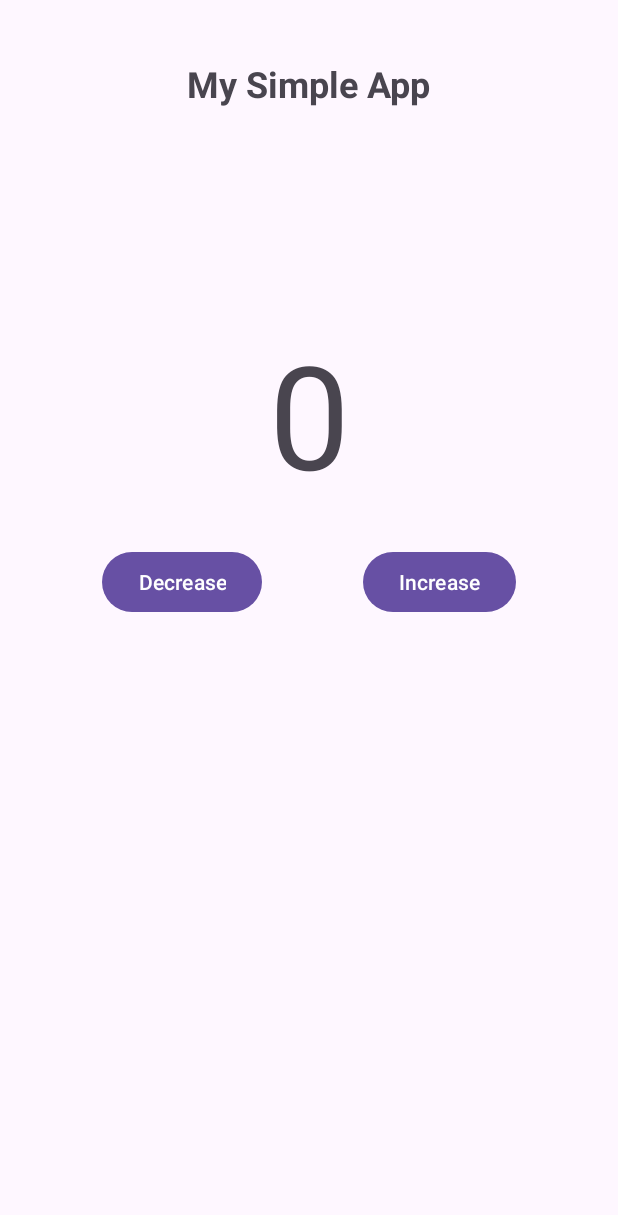
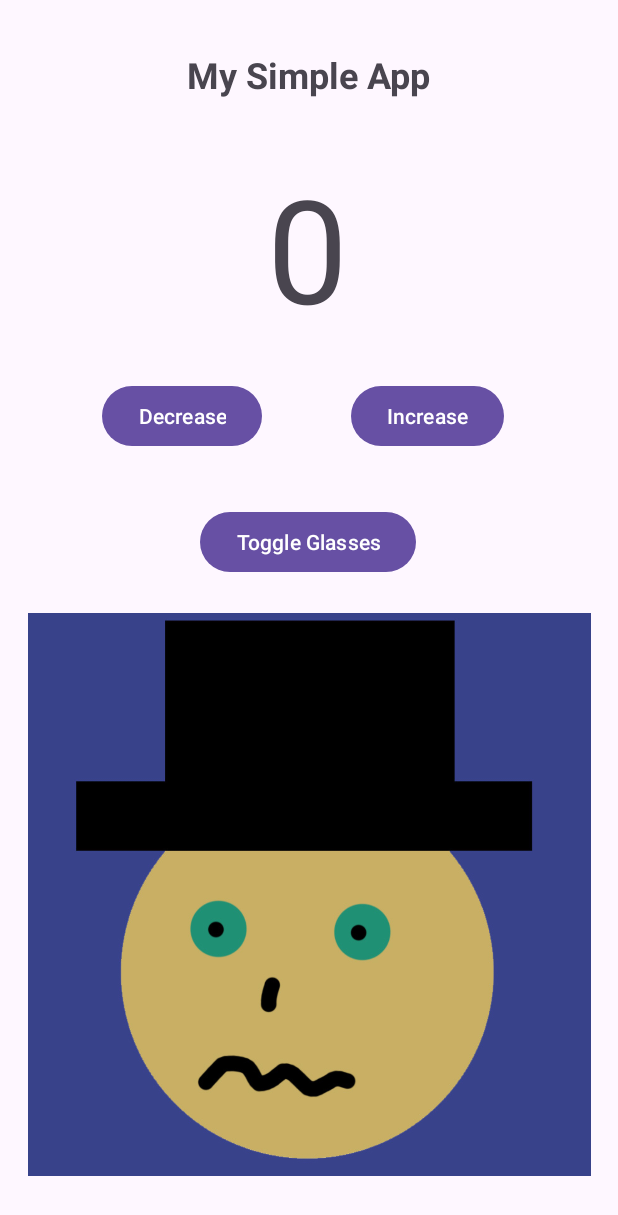
Before and after one commit to dnovasky/CPSC411-SimpleApp, an Android app: the screen it shows after launch (MainActivity), on a phone screen of 412 x 824 dp. Shown: the top 1215 px of the screen. Run offline under Robolectric (Android 15) with nearby library versions, the phone set to English and light mode, and no system bars.

Commit message:
Added an image to MainActivity

```diff
--- a/app/src/main/java/com/n0v4c0d3/simpleapp01/MainActivity.kt
+++ b/app/src/main/java/com/n0v4c0d3/simpleapp01/MainActivity.kt
@@ -2,6 +2,7 @@ package com.n0v4c0d3.simpleapp01
 
 import android.os.Bundle
 import android.widget.Button
+import android.widget.ImageView
 import android.widget.TextView
 import androidx.appcompat.app.AppCompatActivity
 
@@ -10,8 +11,11 @@ class MainActivity : AppCompatActivity() {
     private lateinit var decreaseBtn: Button
     private lateinit var increaseBtn: Button
     private lateinit var counterText: TextView
+    private lateinit var personImageView: ImageView
+    private lateinit var toggleGlassesButton: Button
 
     private var currentCount = -99
+    private var glassesOn = false
 
     override fun onCreate(savedInstanceState: Bundle?) {
         super.onCreate(savedInstanceState)
@@ -20,8 +24,11 @@ class MainActivity : AppCompatActivity() {
         decreaseBtn = findViewById(R.id.decrease_btn)
         increaseBtn = findViewById(R.id.increase_btn)
         counterText = findViewById(R.id.count_text)
+        personImageView = findViewById(R.id.person_image_view)
+        toggleGlassesButton = findViewById(R.id.toggle_glasses)
 
         currentCount = counterText.text.toString().toInt()
+        personImageView.setImageResource(R.drawable.no_glasses)
 
         decreaseBtn.setOnClickListener {
             currentCount -= 1
@@ -32,9 +39,22 @@ class MainActivity : AppCompatActivity() {
             currentCount += 1
             updateCountView()
         }
+
+        toggleGlassesButton.setOnClickListener {
+            glassesOn = !glassesOn
+            toggleGlasses()
+        }
     }
 
     private fun updateCountView() {
         counterText.text = currentCount.toString()
     }
+
+    private fun toggleGlasses() {
+        val rId = when(glassesOn){
+            true -> R.drawable.glasses
+            false -> R.drawable.no_glasses
+        }
+        personImageView.setImageResource(rId)
+    }
 }
--- a/app/src/main/res/layout/activity_main.xml
+++ b/app/src/main/res/layout/activity_main.xml
@@ -3,8 +3,8 @@
     xmlns:app="http://schemas.android.com/apk/res-auto"
     xmlns:tools="http://schemas.android.com/tools"
     android:id="@+id/main"
-    android:layout_width="match_parent"
-    android:layout_height="match_parent"
+    android:layout_width="fill_parent"
+    android:layout_height="fill_parent"
     tools:context=".MainActivity">
 
     <TextView
@@ -18,7 +18,7 @@
         app:layout_constraintEnd_toEndOf="parent"
         app:layout_constraintStart_toStartOf="parent"
         app:layout_constraintTop_toTopOf="parent"
-        app:layout_constraintVertical_bias="0.05" />
+        app:layout_constraintVertical_bias="0.042" />
 
     <TextView
         android:id="@+id/count_text"
@@ -28,17 +28,18 @@
         android:textSize="96sp"
         app:layout_constraintBottom_toBottomOf="parent"
         app:layout_constraintEnd_toEndOf="parent"
+        app:layout_constraintHorizontal_bias="0.498"
         app:layout_constraintStart_toStartOf="parent"
         app:layout_constraintTop_toBottomOf="@+id/textView2"
-        app:layout_constraintVertical_bias="0.223" />
+        app:layout_constraintVertical_bias="0.055" />
 
     <Button
         android:id="@+id/decrease_btn"
         android:layout_width="wrap_content"
         android:layout_height="wrap_content"
+        android:layout_marginStart="68dp"
         android:layout_marginTop="24dp"
         android:text="@string/decrease_btn_text"
-        app:layout_constraintEnd_toStartOf="@+id/increase_btn"
         app:layout_constraintStart_toStartOf="parent"
         app:layout_constraintTop_toBottomOf="@+id/count_text" />
 
@@ -47,9 +48,32 @@
         android:layout_width="wrap_content"
         android:layout_height="wrap_content"
         android:layout_marginTop="24dp"
-        android:layout_marginEnd="68dp"
+        android:layout_marginEnd="76dp"
         android:text="@string/increase_btn_text"
         app:layout_constraintEnd_toEndOf="parent"
         app:layout_constraintTop_toBottomOf="@+id/count_text" />
 
+    <ImageView
+        android:id="@+id/person_image_view"
+        android:layout_width="375dp"
+        android:layout_height="375dp"
+        android:contentDescription="@string/person_image_view_desc"
+        app:layout_constraintBottom_toBottomOf="parent"
+        app:layout_constraintEnd_toEndOf="parent"
+        app:layout_constraintStart_toStartOf="parent"
+        app:layout_constraintTop_toBottomOf="@+id/toggle_glasses"
+        app:layout_constraintVertical_bias="0.367"
+        tools:srcCompat="@tools:sample/avatars[8]" />
+
+    <Button
+        android:id="@+id/toggle_glasses"
+        android:layout_width="wrap_content"
+        android:layout_height="wrap_content"
+        android:layout_marginTop="108dp"
+        android:text="@string/toggle_glasses"
+        app:layout_constraintEnd_toEndOf="parent"
+        app:layout_constraintHorizontal_bias="0.498"
+        app:layout_constraintStart_toStartOf="parent"
+        app:layout_constraintTop_toBottomOf="@+id/count_text" />
+
 </androidx.constraintlayout.widget.ConstraintLayout>
--- a/app/src/main/res/values/strings.xml
+++ b/app/src/main/res/values/strings.xml
@@ -4,4 +4,6 @@
     <string name="countText">0</string>
     <string name="increase_btn_text">Increase</string>
     <string name="decrease_btn_text">Decrease</string>
+    <string name="person_image_view_desc">Image of a person</string>
+    <string name="toggle_glasses">Toggle Glasses</string>
 </resources>
```
Also changed, not shown: app/src/main/res/drawable/glasses.jpg (added), app/src/main/res/drawable/no_glasses.jpg (added).
